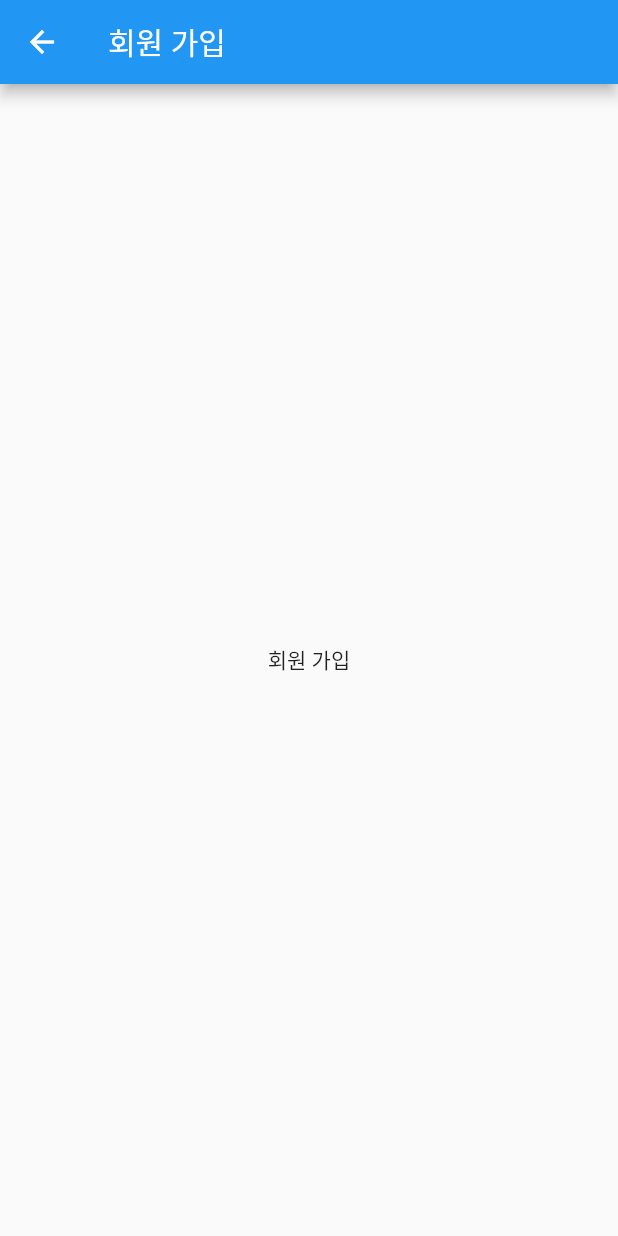
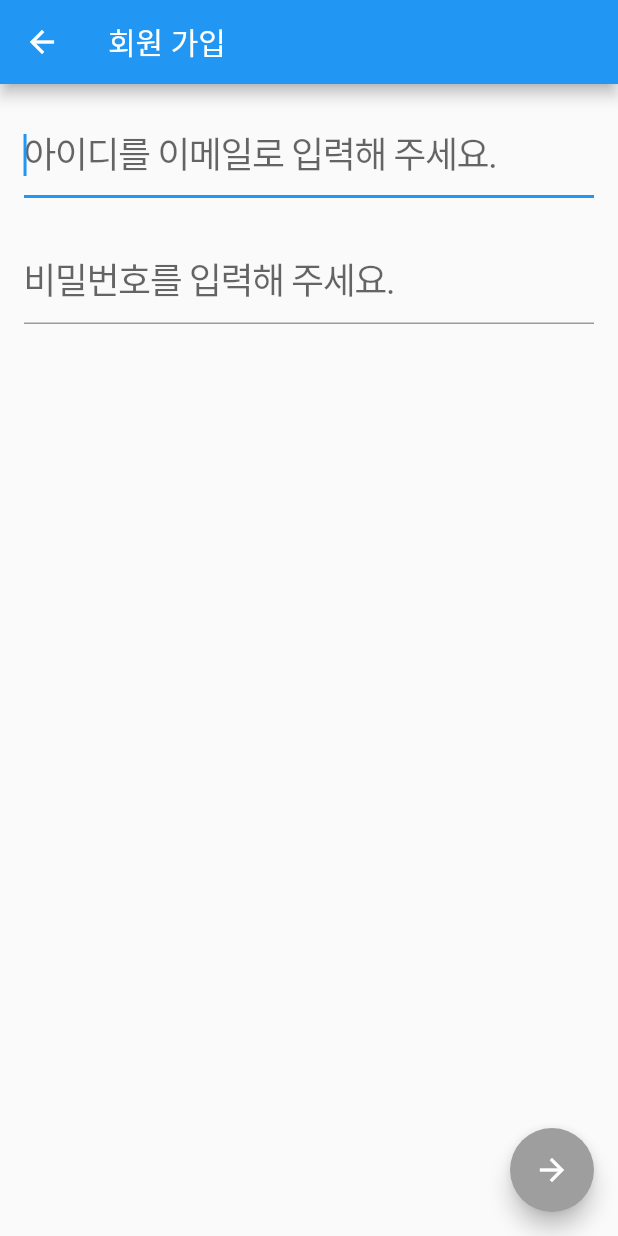
Before and after one commit to duhyeokko/advanced-error-handling-in-flutter, a Flutter app: the SignUpScreen screen opened by its route, on a phone screen of 412 x 824 dp. Run offline on Flutter 3.47's test engine with Material 2 defaults, Android fonts, the phone set to English and light mode, and no system bars; our stand-ins replace dartz, freezed_annotation, rxdart.

Commit message:
Implement `SignUpScreen` using `Union` and `Either`

```diff
--- a/lib/app/screen/sign_up/sign_up_screen.dart
+++ b/lib/app/screen/sign_up/sign_up_screen.dart
@@ -1,3 +1,8 @@
+import 'package:advanced_error_handling/app/screen/home/home_screen.dart';
+import 'package:advanced_error_handling/user/application/bloc/sign_up/sign_up_bloc.dart';
+import 'package:advanced_error_handling/user/application/bloc/sign_up/sign_up_bloc_state.dart';
+import 'package:advanced_error_handling/user/domain/model/user_request.dart';
+import 'package:advanced_error_handling/user/domain/service/user_request_client_validation_service.dart';
 import 'package:flutter/material.dart';
 
 class SignUpScreen extends StatefulWidget {
@@ -10,13 +15,185 @@ class SignUpScreen extends StatefulWidget {
 }
 
 class _SignUpScreenState extends State<SignUpScreen> {
+  final idTextEditingController = TextEditingController();
+  final passwordTextEditingController = TextEditingController();
+  final signUpBloc = SignUpBloc(
+      userRequestClientValidationService:
+          UserRequestClientValidationService.withDefaultRules());
+
+  @override
+  void initState() {
+    super.initState();
+    idTextEditingController.addListener(_updateUserRequest);
+    passwordTextEditingController.addListener(_updateUserRequest);
+  }
+
+  void _updateUserRequest() {
+    signUpBloc.updateUserRequest(UserRequest(
+      id: idTextEditingController.text,
+      password: passwordTextEditingController.text,
+    ));
+  }
+
+  @override
+  void dispose() {
+    signUpBloc.dispose();
+    super.dispose();
+  }
+
   @override
   Widget build(BuildContext context) {
+    final theme = Theme.of(context);
     return Scaffold(
       appBar: AppBar(title: const Text('회원 가입')),
-      body: const Center(
-        child: Text('회원 가입'),
+      body: Padding(
+        padding: const EdgeInsets.all(16),
+        child: Column(
+          mainAxisSize: MainAxisSize.min,
+          crossAxisAlignment: CrossAxisAlignment.start,
+          children: _buildFormItems(theme),
+        ),
       ),
+      floatingActionButton: _buildFloatingActionButton(),
+    );
+  }
+
+  Widget _buildFloatingActionButton() {
+    return StreamBuilder<SignUpBlocState>(
+      initialData: signUpBloc.initialState,
+      stream: signUpBloc.stream,
+      builder: (_, snapshot) {
+        final state = snapshot.data!;
+        return FloatingActionButton(
+          backgroundColor: _buildBackgroundColor(state),
+          onPressed: () async {
+            await _showAlertDialog(state);
+          },
+          child: _buildIcon(state),
+        );
+      },
+    );
+  }
+
+  MaterialColor _buildBackgroundColor(SignUpBlocState state) {
+    return state.when(
+      empty: () => Colors.grey,
+      error: (exceptions) => Colors.red,
+      valid: (_) => Colors.blue,
+    );
+  }
+
+  Icon _buildIcon(SignUpBlocState state) {
+    return state.when(
+      empty: () => const Icon(Icons.arrow_forward),
+      error: (exceptions) => const Icon(Icons.close),
+      valid: (_) => const Icon(Icons.arrow_forward),
+    );
+  }
+
+  Future<void> _showAlertDialog(SignUpBlocState state) async {
+    await state.when(
+      empty: () async {
+        await showDialog<void>(
+            context: context,
+            builder: (_) {
+              return AlertDialog(
+                title: const Text('값을 채워 주세요!'),
+                actions: [
+                  TextButton(
+                    onPressed: Navigator.of(context).pop,
+                    child: const Text('값 채우기'),
+                  )
+                ],
+              );
+            });
+      },
+      error: (_) async {},
+      valid: (_) async {
+        await showDialog<void>(
+          context: context,
+          builder: (_) {
+            return AlertDialog(
+              title: const Text('회원 가입이 완료되었습니다.'),
+              actions: [
+                TextButton(
+                  onPressed: () {
+                    FocusManager.instance.primaryFocus?.unfocus();
+                    Navigator.of(context).popUntil(
+                      (route) => route.settings.name == HomeScreen.routeName,
+                    );
+                  },
+                  child: const Text('처음 화면으로 돌아가기'),
+                )
+              ],
+            );
+          },
+        );
+      },
+    );
+  }
+
+  List<Widget> _buildFormItems(ThemeData theme) {
+    return [
+      TextField(
+        controller: idTextEditingController,
+        autofocus: true,
+        keyboardType: TextInputType.emailAddress,
+        decoration: const InputDecoration(
+          hintText: '아이디를 이메일로 입력해 주세요.',
+        ),
+        style: theme.textTheme.headline5?.copyWith(letterSpacing: -1),
+      ),
+      const SizedBox(height: 24),
+      TextField(
+        controller: passwordTextEditingController,
+        autofocus: true,
+        keyboardType: TextInputType.emailAddress,
+        decoration: const InputDecoration(
+          hintText: '비밀번호를 입력해 주세요.',
+        ),
+        style: theme.textTheme.headline5?.copyWith(letterSpacing: -1),
+      ),
+      const SizedBox(height: 8),
+      _buildInfoMessageWrapper(theme),
+    ];
+  }
+
+  Widget _buildInfoMessageWrapper(ThemeData theme) {
+    return StreamBuilder<SignUpBlocState>(
+      initialData: signUpBloc.initialState,
+      stream: signUpBloc.stream,
+      builder: (context, snapshot) {
+        final state = snapshot.data!;
+        return state.when(
+          empty: () => const SizedBox(width: 0, height: 0),
+          error: (exceptions) => _buildErrorMessage(
+            theme,
+            exceptions.map((e) => e.message),
+          ),
+          valid: (_) => const SizedBox(width: 0, height: 0),
+        );
+      },
+    );
+  }
+
+  Widget _buildErrorMessage(ThemeData theme, Iterable<String> messages) {
+    return Column(
+      mainAxisSize: MainAxisSize.min,
+      crossAxisAlignment: CrossAxisAlignment.start,
+      children: messages
+          .map(
+            (message) => Container(
+              margin: const EdgeInsets.only(top: 8),
+              child: Text(
+                message,
+                style: theme.textTheme.bodyText2?.copyWith(
+                  letterSpacing: -0.4,
+                ),
+              ),
+            ),
+          )
+          .toList(),
     );
   }
 }
--- /dev/null
+++ b/lib/common/validation/validation_rule.dart
@@ -0,0 +1,5 @@
+import 'package:dartz/dartz.dart';
+
+abstract class ValidationRule<E extends Exception, T> {
+  Either<E, T> validate(T target);
+}
--- /dev/null
+++ b/lib/user/application/bloc/sign_up/sign_up_bloc.dart
@@ -0,0 +1,33 @@
+import 'package:rxdart/rxdart.dart';
+
+import 'package:advanced_error_handling/user/application/bloc/sign_up/sign_up_bloc_state.dart';
+import 'package:advanced_error_handling/user/domain/model/user_request.dart';
+import 'package:advanced_error_handling/user/domain/service/user_request_client_validation_service.dart';
+
+class SignUpBloc {
+  final SignUpBlocState initialState = const SignUpBlocState.empty();
+  final UserRequestClientValidationService userRequestClientValidationService;
+  late final BehaviorSubject<SignUpBlocState> _stateSubject;
+
+  SignUpBloc({
+    required this.userRequestClientValidationService,
+  }) {
+    _stateSubject = BehaviorSubject.seeded(initialState);
+  }
+
+  ValueStream<SignUpBlocState> get stream => _stateSubject.stream;
+  SignUpBlocState get currentState =>
+      _stateSubject.value ?? const SignUpBlocState.empty();
+
+  void dispose() {
+    _stateSubject.close();
+  }
+
+  void updateUserRequest(UserRequest userRequest) {
+    userRequest.isEmpty
+        ? _stateSubject.sink.add(const SignUpBlocState.empty())
+        : userRequestClientValidationService.validate(userRequest).fold(
+            (l) => _stateSubject.sink.add(SignUpBlocState.error(l)),
+            (r) => _stateSubject.sink.add(SignUpBlocState.valid(r)));
+  }
+}
--- /dev/null
+++ b/lib/user/application/bloc/sign_up/sign_up_bloc_state.dart
@@ -0,0 +1,14 @@
+import 'package:freezed_annotation/freezed_annotation.dart';
+
+import 'package:advanced_error_handling/user/domain/exception/user_request_validation_exception.dart';
+import 'package:advanced_error_handling/user/domain/model/user_request.dart';
+
+part 'sign_up_bloc_state.freezed.dart';
+
+@freezed
+class SignUpBlocState with _$SignUpBlocState {
+  const factory SignUpBlocState.empty() = Empty;
+  const factory SignUpBlocState.error(
+      Iterable<UserRequestValidationException> exceptions) = Error;
+  const factory SignUpBlocState.valid(UserRequest userRequest) = Valid;
+}
--- /dev/null
+++ b/lib/user/domain/exception/user_request_validation_exception.dart
@@ -0,0 +1,11 @@
+import 'package:advanced_error_handling/user/domain/model/user_request.dart';
+
+class UserRequestValidationException implements Exception {
+  final UserRequest userRequest;
+  final String message;
+
+  const UserRequestValidationException({
+    required this.userRequest,
+    required this.message,
+  });
+}
--- /dev/null
+++ b/lib/user/domain/model/rule/user_request_validation_rule.dart
@@ -0,0 +1,90 @@
+import 'package:dartz/dartz.dart';
+
+import 'package:advanced_error_handling/common/validation/validation_rule.dart';
+import 'package:advanced_error_handling/user/domain/exception/user_request_validation_exception.dart';
+import 'package:advanced_error_handling/user/domain/model/user_request.dart';
+
+abstract class UserRequestValidationRule
+    implements ValidationRule<UserRequestValidationException, UserRequest> {}
+
+class IdEmailRule extends UserRequestValidationRule {
+  final emailRegex = RegExp(
+      r"^[a-zA-Z0-9.a-zA-Z0-9.!#$%&'*+-/=?^_`{|}~]+@[a-zA-Z0-9]+\.[a-zA-Z]+");
+  final errorMessage = '아이디는 이메일 형식으로 입력하셔야 해요!';
+
+  @override
+  Either<UserRequestValidationException, UserRequest> validate(
+      UserRequest userRequest) {
+    return emailRegex.hasMatch(userRequest.id)
+        ? right(userRequest)
+        : left(
+            UserRequestValidationException(
+              userRequest: userRequest,
+              message: errorMessage,
+            ),
+          );
+  }
+}
+
+class PasswordMinimumLengthRule extends UserRequestValidationRule {
+  final int minLength;
+  String errorMessage(int inputLength, int minLength) => (inputLength == 0)
+      ? '비밀번호를 $minLength자리 이상 입력하셔야 해요!'
+      : '비밀번호를 $inputLength자리 입력하셨어요. $minLength자리 이상 입력하셔야 해킹당할 가능성이 줄어들어요!';
+
+  PasswordMinimumLengthRule({required this.minLength});
+
+  @override
+  Either<UserRequestValidationException, UserRequest> validate(
+      UserRequest userRequest) {
+    final inputLength = userRequest.password.length;
+
+    return inputLength < minLength
+        ? left(UserRequestValidationException(
+            userRequest: userRequest,
+            message: errorMessage(inputLength, minLength)))
+        : right(userRequest);
+  }
+}
+
+class PasswordRestrictionUserNameRule extends UserRequestValidationRule {
+  final errorMessage =
+      '사용자 이름을 비밀번호에 사용하셨어요. 비밀번호에서 사용자 이름을 제거하여 추측할 만한 단서를 제거하면 해킹당할 가능성이 줄어들어요!';
+
+  @override
+  Either<UserRequestValidationException, UserRequest> validate(
+      UserRequest userRequest) {
+    final userId = userRequest.id;
+    final userName = userId.contains('@') ? userId.split('@')[0] : userId;
+
+    return userId.isEmpty
+        ? right(userRequest)
+        : userRequest.password.contains(userName)
+            ? left(UserRequestValidationException(
+                userRequest: userRequest, message: errorMessage))
+            : right(userRequest);
+  }
+}
+
+class PasswordRestrictionMostCommonRule extends UserRequestValidationRule {
+  final errorMessage =
+      '전 세계에서 제일 많이 쓰이는 비밀번호를 사용하셨어요. 남이 안 쓸만한 비밀번호를 사용하신다면 해킹당할 가능성이 줄어들어요!';
+  final List<String> commonPasswords;
+
+  PasswordRestrictionMostCommonRule({
+    required this.commonPasswords,
+  });
+
+  @override
+  Either<UserRequestValidationException, UserRequest> validate(
+      UserRequest userRequest) {
+    final userPassword = userRequest.password;
+
+    return userPassword.isEmpty
+        ? right(userRequest)
+        : commonPasswords.contains(userPassword)
+            ? left(UserRequestValidationException(
+                userRequest: userRequest, message: errorMessage))
+            : right(userRequest);
+  }
+}
--- /dev/null
+++ b/lib/user/domain/model/user_request.dart
@@ -0,0 +1,11 @@
+class UserRequest {
+  final String id;
+  final String password;
+
+  const UserRequest({
+    required this.id,
+    required this.password,
+  });
+
+  bool get isEmpty => id.isEmpty && password.isEmpty;
+}
--- /dev/null
+++ b/lib/user/domain/service/user_request_client_validation_service.dart
@@ -0,0 +1,35 @@
+import 'package:advanced_error_handling/common/validation/validation_rule.dart';
+import 'package:advanced_error_handling/common/validation/validation_service.dart';
+import 'package:advanced_error_handling/user/domain/exception/user_request_validation_exception.dart';
+import 'package:advanced_error_handling/user/domain/model/rule/user_request_validation_rule.dart';
+import 'package:advanced_error_handling/user/domain/model/user_request.dart';
+
+class UserRequestClientValidationService
+    with ValidationService<UserRequestValidationException, UserRequest> {
+  @override
+  final List<ValidationRule<UserRequestValidationException, UserRequest>> rules;
+
+  const UserRequestClientValidationService({
+    required this.rules,
+  });
+
+  factory UserRequestClientValidationService.withDefaultRules() =>
+      UserRequestClientValidationService(rules: [
+        IdEmailRule(),
+        PasswordMinimumLengthRule(minLength: 10),
+        PasswordRestrictionUserNameRule(),
+        PasswordRestrictionMostCommonRule(commonPasswords: [
+          '12345678',
+          '123456789',
+          '1234567890',
+          '0123456789',
+          '987654321',
+          '00000000',
+          '1q2w3e4r5t',
+          'qwer123456',
+          'qwertyuiop',
+          'a123456789',
+          'password123',
+        ])
+      ]);
+}
--- a/pubspec.yaml
+++ b/pubspec.yaml
@@ -6,11 +6,16 @@ environment:
   sdk: '>=2.12.0 <3.0.0'
 
 dependencies:
+  dartz: 0.10.0-nullsafety.1
   flutter:
     sdk: flutter
+  freezed_annotation:
+  rxdart: 0.26.0
 dev_dependencies:
+  build_runner:
   flutter_test:
     sdk: flutter
+  freezed:
   import_sorter: 4.4.2
   lint: 1.5.3
 
```
Also changed, not shown: lib/common/validation/validation_service.dart (added, +25 -0 lines), lib/user/application/bloc/sign_up/sign_up_bloc_state.freezed.dart (added), pubspec.lock.
